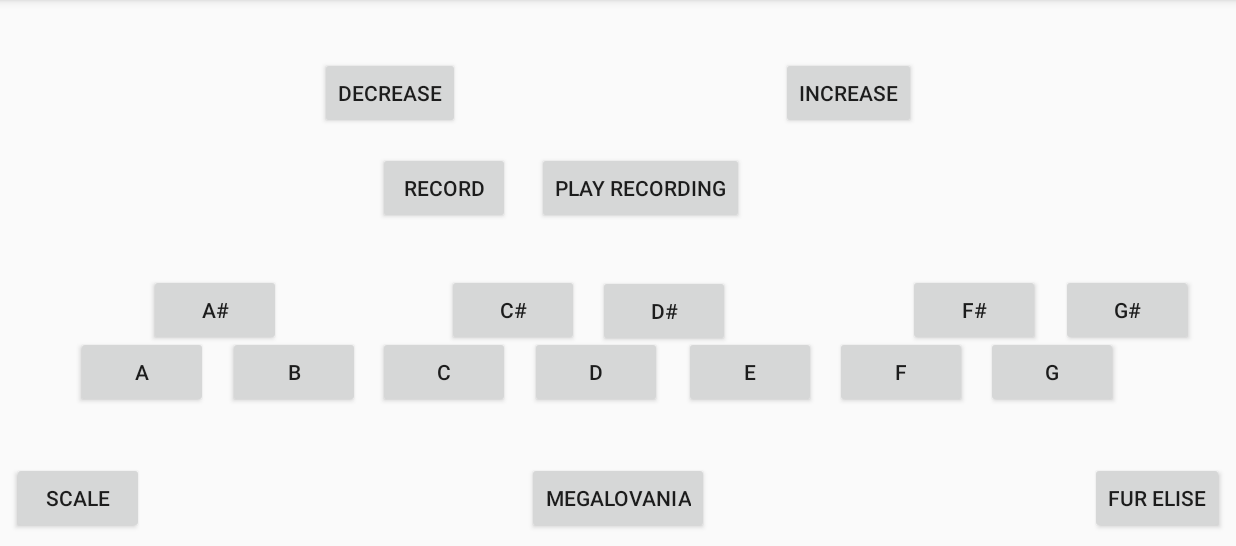
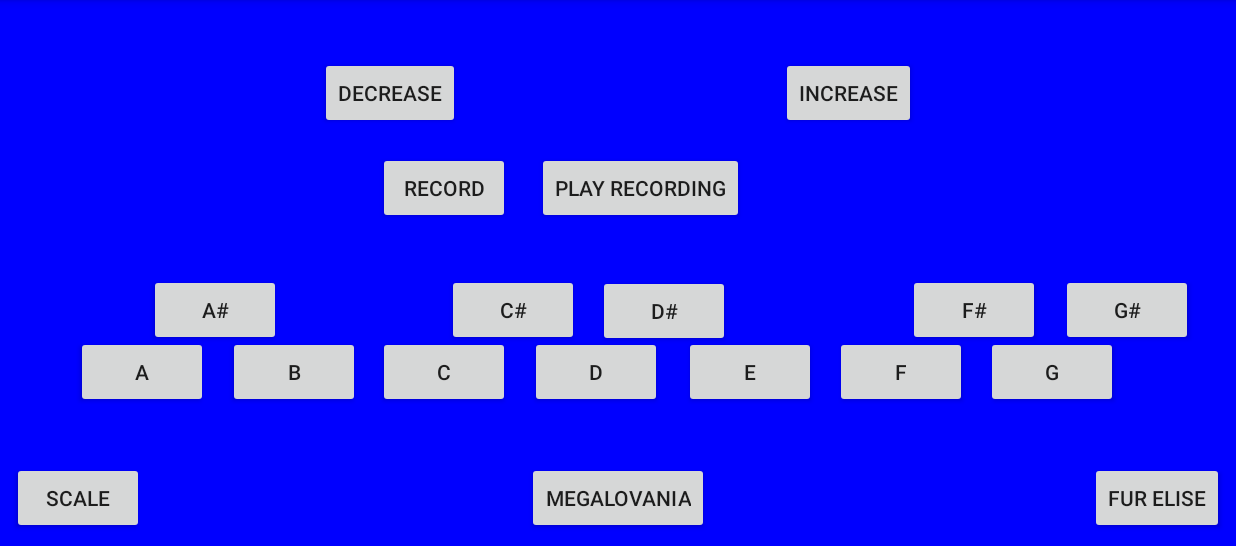
Before and after one commit to TimothyJohnson20/SoundBoard, an Android app: the screen it shows after launch (SoundBoardActivity), on a phone screen of 824 x 412 dp (held sideways), the part 72-618 px from its top. Run offline under Robolectric (Android 15) with nearby library versions, the phone set to English and light mode, and no system bars.

Commit message:
Working on recording function

```diff
--- a/app/src/main/java/com/example/soundboard/SoundBoardActivity.java
+++ b/app/src/main/java/com/example/soundboard/SoundBoardActivity.java
@@ -1,7 +1,9 @@
 package com.example.soundboard;
 
 import androidx.appcompat.app.AppCompatActivity;
+import androidx.constraintlayout.widget.ConstraintLayout;
 
+import android.graphics.Color;
 import android.media.AudioManager;
 import android.media.SoundPool;
 import android.os.Bundle;
@@ -29,7 +31,6 @@ public class SoundBoardActivity extends AppCompatActivity implements View.OnClic
     private Button buttonNext;
     private Button buttonBack;
     private Button scale;
-    private TextView pitch;
     private SoundPool soundPool;
     private double rateChange = 1;
     private int octave;
@@ -41,6 +42,8 @@ public class SoundBoardActivity extends AppCompatActivity implements View.OnClic
     private boolean isRecording;
     private ArrayList<Integer> createSong = new ArrayList<>();
     private Button playRecording;
+    private ConstraintLayout constraintLayout;
+
     @Override
     protected void onCreate(Bundle savedInstanceState) {
         super.onCreate(savedInstanceState);
@@ -52,8 +55,11 @@ public class SoundBoardActivity extends AppCompatActivity implements View.OnClic
         octave = 1;
         scaleArray();
         isRecording = false;
+        Color color = new Color();
+        constraintLayout.setBackgroundColor(color.BLUE);
     }
-    public void setListeners(){
+
+    public void setListeners() {
         buttonA.setOnClickListener(this);
         buttonB.setOnClickListener(this);
         buttonC.setOnClickListener(this);
@@ -99,11 +105,13 @@ public class SoundBoardActivity extends AppCompatActivity implements View.OnClic
         record.setOnClickListener(new View.OnClickListener() {
             @Override
             public void onClick(View view) {
-                if(isRecording){
+                if (isRecording) {
                     isRecording = false;
-                }
-                else{
+                    record.setText(R.string.record);
+                } else {
                     isRecording = true;
+                    createSong.clear();
+                    record.setText(R.string.stop);
                 }
             }
         });
@@ -111,31 +119,32 @@ public class SoundBoardActivity extends AppCompatActivity implements View.OnClic
             @Override
             public void onClick(View view) {
                 int length = createSong.size();
-                for(int i = 0; i < length; i ++)
-                {
-                    soundPool.play(soundsscale[createSong.get(i)], 1, 1, 1, 0, (float)rateChange);
-                    delay(100);
+                for (int i = 0; i < length; i++) {
+                    soundPool.play(sounds[createSong.get(i)], 1, 1, 1, 0, (float) rateChange);
+                    delay(200);
                 }
             }
         });
 
     }
-    private void playScale(){
-        for(int i = 0; i < 12; i++){
+
+    private void playScale() {
+        for (int i = 0; i < 12; i++) {
             soundPool.play(soundsscale[i], 1, 1, 1, 0, (float) rateChange);
             delay(300);
-                }
+        }
 
-        }
-    private void delay(int millis){
-        try{
+    }
+
+    private void delay(int millis) {
+        try {
             Thread.sleep(millis);
-        }
-        catch (InterruptedException e1){
+        } catch (InterruptedException e1) {
             e1.printStackTrace();
         }
     }
-    private void soundArray(){
+
+    private void soundArray() {
         sounds = new int[12];
         sounds[0] = soundPool.load(getApplicationContext(), R.raw.scalea, 1);
         sounds[1] = soundPool.load(getApplicationContext(), R.raw.scaleb, 1);
@@ -150,7 +159,8 @@ public class SoundBoardActivity extends AppCompatActivity implements View.OnClic
         sounds[10] = soundPool.load(getApplicationContext(), R.raw.scalefs, 1);
         sounds[11] = soundPool.load(getApplicationContext(), R.raw.scalegs, 1);
     }
-    private void scaleArray(){
+
+    private void scaleArray() {
         soundsscale = new int[12];
         soundsscale[0] = soundPool.load(getApplicationContext(), R.raw.scalea, 1);          //  A       0
         soundsscale[1] = soundPool.load(getApplicationContext(), R.raw.scalebb, 1);         //  A#      1
@@ -165,27 +175,30 @@ public class SoundBoardActivity extends AppCompatActivity implements View.OnClic
         soundsscale[10] = soundPool.load(getApplicationContext(), R.raw.scaleg, 1);         //  G       10
         soundsscale[11] = soundPool.load(getApplicationContext(), R.raw.scalegs, 1);        //  G#      11
     }
-    private void playFurElise(){
+
+    private void playFurElise() {
         int[] furElise = {7, 6, 7, 6, 7, 2, 5, 3, 0, 3, 7, 0, 3, 7, 0, 2, 3, 7, 6, 7, 6, 7, 2, 5, 3, 0, 3, 7, 0, 3, 7, 3, 2, 0, 2, 3, 5, 7, 10, 8, 7, 5, 7
-        , 7, 5, 3, 7, 5, 3, 7, 7, 6, 7, 6, 7, 7, 5, 3, 0, 3, 7, 0, 2, 7, 0, 2, 3, 7, 6, 7, 6, 7, 2, 5, 3, 0, 3, 7, 0, 2, 7, 3, 2, 0};
+                , 7, 5, 3, 7, 5, 3, 7, 7, 6, 7, 6, 7, 7, 5, 3, 0, 3, 7, 0, 2, 7, 0, 2, 3, 7, 6, 7, 6, 7, 2, 5, 3, 0, 3, 7, 0, 2, 7, 3, 2, 0};
         int length = furElise.length;
-        for(int i = 0; i < length; i++){
-            soundPool.play(soundsscale[furElise[i]], 1, 1, 1, 0, (float)rateChange);
+        for (int i = 0; i < length; i++) {
+            soundPool.play(soundsscale[furElise[i]], 1, 1, 1, 0, (float) rateChange);
             delay(200);
         }
     }
-    private void playMegalovania(){
+
+    private void playMegalovania() {
         int[] megalovania = {5, 0, 11, 10, 8, 5, 8, 10, 3, 3};
         int length = megalovania.length;
-        for(int c = 0; c < 5; c++){
-            for(int i = 0; i < length; i ++){
-                soundPool.play(soundsscale[megalovania[i]], 1, 1, 1, 0, (float)rateChange);
+        for (int c = 0; c < 5; c++) {
+            for (int i = 0; i < length; i++) {
+                soundPool.play(soundsscale[megalovania[i]], 1, 1, 1, 0, (float) rateChange);
                 delay(200);
             }
             rateChange = rateChange + .8;
         }
     }
-    public void wireWidgets(){
+
+    public void wireWidgets() {
         buttonA = findViewById(R.id.button_soundboard_a);
         buttonB = findViewById(R.id.button_soundboard_b);
         buttonC = findViewById(R.id.button_soundboard_c);
@@ -205,11 +218,13 @@ public class SoundBoardActivity extends AppCompatActivity implements View.OnClic
         megalovania = findViewById(R.id.button_soundboard_megalovania);
         record = findViewById(R.id.button_soundboard_record);
         playRecording = findViewById(R.id.button_soundboard_playrecording);
+        constraintLayout = findViewById(R.id.Constraintlayout_soundboard_constraintlayout);
     }
+
     @Override
     public void onClick(View view) {
         int index = -1;
-        switch(view.getId()){
+        switch (view.getId()) {
             case R.id.button_soundboard_a:
                 index = 0;
                 break;
@@ -248,10 +263,10 @@ public class SoundBoardActivity extends AppCompatActivity implements View.OnClic
                 break;
 
         }
-        if(isRecording) {
+        if (isRecording) {
             createSong.add(index);
         }
-        soundPool.play(sounds[index], 1, 1 ,1, 0, (float)rateChange);
+        soundPool.play(sounds[index], 1, 1, 1, 0, (float) rateChange);
 
     }
 }
--- a/app/src/main/res/layout/activity_soundboard.xml
+++ b/app/src/main/res/layout/activity_soundboard.xml
@@ -2,6 +2,7 @@
 <androidx.constraintlayout.widget.ConstraintLayout xmlns:android="http://schemas.android.com/apk/res/android"
     xmlns:app="http://schemas.android.com/apk/res-auto"
     xmlns:tools="http://schemas.android.com/tools"
+    android:id="@+id/Constraintlayout_soundboard_constraintlayout"
     android:layout_width="match_parent"
     android:layout_height="match_parent"
     tools:context=".SoundBoardActivity">
@@ -14,7 +15,7 @@
         android:layout_marginTop="8dp"
         android:layout_marginEnd="8dp"
         android:layout_marginBottom="8dp"
-        android:text="@string/buttonD"
+        android:text="@string/button_D"
         app:layout_constraintBottom_toBottomOf="parent"
         app:layout_constraintEnd_toEndOf="parent"
         app:layout_constraintHorizontal_bias="0.48"
@@ -30,7 +31,7 @@
         android:layout_marginTop="8dp"
         android:layout_marginEnd="8dp"
         android:layout_marginBottom="8dp"
-        android:text="@string/buttonF"
+        android:text="@string/button_F"
         app:layout_constraintBottom_toBottomOf="parent"
         app:layout_constraintEnd_toEndOf="parent"
         app:layout_constraintHorizontal_bias="0.762"
@@ -46,7 +47,7 @@
         android:layout_marginTop="8dp"
         android:layout_marginEnd="8dp"
         android:layout_marginBottom="8dp"
-        android:text="@string/buttonG"
+        android:text="@string/button_G"
         app:layout_constraintBottom_toBottomOf="parent"
         app:layout_constraintEnd_toEndOf="parent"
         app:layout_constraintHorizontal_bias="0.902"
@@ -62,7 +63,7 @@
         android:layout_marginTop="8dp"
         android:layout_marginEnd="8dp"
         android:layout_marginBottom="8dp"
-        android:text="@string/buttonB"
+        android:text="@string/button_B"
         app:layout_constraintBottom_toBottomOf="parent"
         app:layout_constraintEnd_toEndOf="parent"
         app:layout_constraintHorizontal_bias="0.2"
@@ -78,7 +79,7 @@
         android:layout_marginTop="8dp"
         android:layout_marginEnd="8dp"
         android:layout_marginBottom="8dp"
-        android:text="@string/buttonA"
+        android:text="@string/button_A"
         app:layout_constraintBottom_toBottomOf="parent"
         app:layout_constraintEnd_toEndOf="parent"
         app:layout_constraintHorizontal_bias="0.059"
@@ -94,7 +95,7 @@
         android:layout_marginTop="8dp"
         android:layout_marginEnd="8dp"
         android:layout_marginBottom="8dp"
-        android:text="@string/buttonE"
+        android:text="@string/button_E"
         app:layout_constraintBottom_toBottomOf="parent"
         app:layout_constraintEnd_toEndOf="parent"
         app:layout_constraintHorizontal_bias="0.622"
@@ -110,7 +111,7 @@
         android:layout_marginTop="8dp"
         android:layout_marginEnd="8dp"
         android:layout_marginBottom="8dp"
-        android:text="@string/buttonC"
+        android:text="@string/button_C"
         app:layout_constraintBottom_toBottomOf="parent"
         app:layout_constraintEnd_toEndOf="parent"
         app:layout_constraintHorizontal_bias="0.339"
@@ -126,7 +127,7 @@
         android:layout_marginTop="8dp"
         android:layout_marginEnd="8dp"
         android:layout_marginBottom="8dp"
-        android:text="@string/buttonFSharp"
+        android:text="@string/button_F_Sharp"
         app:layout_constraintBottom_toBottomOf="parent"
         app:layout_constraintEnd_toEndOf="parent"
         app:layout_constraintHorizontal_bias="0.83"
@@ -142,7 +143,7 @@
         android:layout_marginTop="8dp"
         android:layout_marginEnd="8dp"
         android:layout_marginBottom="8dp"
-        android:text="@string/buttonGSharp"
+        android:text="@string/button_G_Sharp"
         app:layout_constraintBottom_toBottomOf="parent"
         app:layout_constraintEnd_toEndOf="parent"
         app:layout_constraintHorizontal_bias="0.971"
@@ -158,7 +159,7 @@
         android:layout_marginTop="8dp"
         android:layout_marginEnd="8dp"
         android:layout_marginBottom="8dp"
-        android:text="@string/buttonCSharp"
+        android:text="@string/button_C_Sharp"
         app:layout_constraintBottom_toBottomOf="parent"
         app:layout_constraintEnd_toEndOf="parent"
         app:layout_constraintHorizontal_bias="0.403"
@@ -174,7 +175,7 @@
         android:layout_marginTop="16dp"
         android:layout_marginEnd="8dp"
         android:layout_marginBottom="8dp"
-        android:text="@string/buttonDSharp"
+        android:text="@string/button_D_Sharp"
         app:layout_constraintBottom_toBottomOf="parent"
         app:layout_constraintEnd_toEndOf="parent"
         app:layout_constraintHorizontal_bias="0.543"
@@ -190,7 +191,7 @@
         android:layout_marginTop="8dp"
         android:layout_marginEnd="8dp"
         android:layout_marginBottom="8dp"
-        android:text="@string/buttonASharp"
+        android:text="@string/button_A_Sharp"
         app:layout_constraintBottom_toBottomOf="parent"
         app:layout_constraintEnd_toEndOf="parent"
         app:layout_constraintHorizontal_bias="0.127"
@@ -204,7 +205,7 @@
         android:layout_height="wrap_content"
         android:layout_marginTop="8dp"
         android:layout_marginBottom="8dp"
-        android:text="@string/buttonBack"
+        android:text="@string/button_Back"
         app:layout_constraintBottom_toBottomOf="parent"
         app:layout_constraintEnd_toStartOf="@+id/button_soundboard_next"
         app:layout_constraintHorizontal_bias="0.5"
@@ -218,7 +219,7 @@
         android:layout_height="wrap_content"
         android:layout_marginTop="8dp"
         android:layout_marginBottom="8dp"
-        android:text="@string/buttonNext"
+        android:text="@string/button_Next"
         app:layout_constraintBottom_toBottomOf="parent"
         app:layout_constraintEnd_toEndOf="parent"
         app:layout_constraintHorizontal_bias="0.5"
@@ -232,7 +233,7 @@
         android:layout_height="wrap_content"
         android:layout_marginStart="8dp"
         android:layout_marginBottom="8dp"
-        android:text="@string/Scale"
+        android:text="@string/scale"
         app:layout_constraintBottom_toBottomOf="parent"
         app:layout_constraintStart_toStartOf="parent" />
 
@@ -244,7 +245,7 @@
         android:layout_marginTop="8dp"
         android:layout_marginEnd="8dp"
         android:layout_marginBottom="8dp"
-        android:text="@string/FurElise"
+        android:text="@string/fur_Elise"
         app:layout_constraintBottom_toBottomOf="parent"
         app:layout_constraintEnd_toEndOf="parent"
         app:layout_constraintHorizontal_bias="1.0"
@@ -260,7 +261,7 @@
         android:layout_marginTop="8dp"
         android:layout_marginEnd="8dp"
         android:layout_marginBottom="8dp"
-        android:text="@string/Megalovania"
+        android:text="@string/megalovania"
         app:layout_constraintBottom_toBottomOf="parent"
         app:layout_constraintEnd_toEndOf="parent"
         app:layout_constraintStart_toStartOf="parent"
@@ -275,7 +276,7 @@
         android:layout_marginTop="8dp"
         android:layout_marginEnd="8dp"
         android:layout_marginBottom="8dp"
-        android:text="@string/Record"
+        android:text="@string/record"
         app:layout_constraintBottom_toBottomOf="parent"
         app:layout_constraintEnd_toEndOf="parent"
         app:layout_constraintHorizontal_bias="0.339"
@@ -291,7 +292,7 @@
         android:layout_marginTop="8dp"
         android:layout_marginEnd="8dp"
         android:layout_marginBottom="8dp"
-        android:text="@string/playRecording"
+        android:text="@string/play_recording"
         app:layout_constraintBottom_toBottomOf="parent"
         app:layout_constraintEnd_toEndOf="parent"
         app:layout_constraintHorizontal_bias="0.522"
--- a/app/src/main/res/values/strings.xml
+++ b/app/src/main/res/values/strings.xml
@@ -1,22 +1,23 @@
 <resources>
     <string name="app_name">Soundboard2</string>
-    <string name="buttonA">A</string>
-    <string name="buttonB">B</string>
-    <string name="buttonC">C</string>
-    <string name="buttonD">D</string>
-    <string name="buttonE">E</string>
-    <string name="buttonF">F</string>
-    <string name="buttonG">G</string>
-    <string name="buttonASharp">A#</string>
-    <string name="buttonCSharp">C#</string>
-    <string name="buttonDSharp">D#</string>
-    <string name="buttonFSharp">F#</string>
-    <string name="buttonGSharp">G#</string>
-    <string name="buttonNext">Increase</string>
-    <string name="buttonBack">Decrease</string>
-    <string name="Scale">Scale</string>
-    <string name="FurElise">Fur Elise</string>
-    <string name="Megalovania">Megalovania</string>
-    <string name="Record">Record</string>
-    <string name="playRecording">Play Recording</string>
+    <string name="button_A">A</string>
+    <string name="button_B">B</string>
+    <string name="button_C">C</string>
+    <string name="button_D">D</string>
+    <string name="button_E">E</string>
+    <string name="button_F">F</string>
+    <string name="button_G">G</string>
+    <string name="button_A_Sharp">A#</string>
+    <string name="button_C_Sharp">C#</string>
+    <string name="button_D_Sharp">D#</string>
+    <string name="button_F_Sharp">F#</string>
+    <string name="button_G_Sharp">G#</string>
+    <string name="button_Next">Increase</string>
+    <string name="button_Back">Decrease</string>
+    <string name="scale">Scale</string>
+    <string name="fur_Elise">Fur Elise</string>
+    <string name="megalovania">Megalovania</string>
+    <string name="record">Record</string>
+    <string name="play_recording">Play Recording</string>
+    <string name="stop">Stop</string>
 </resources>
```
